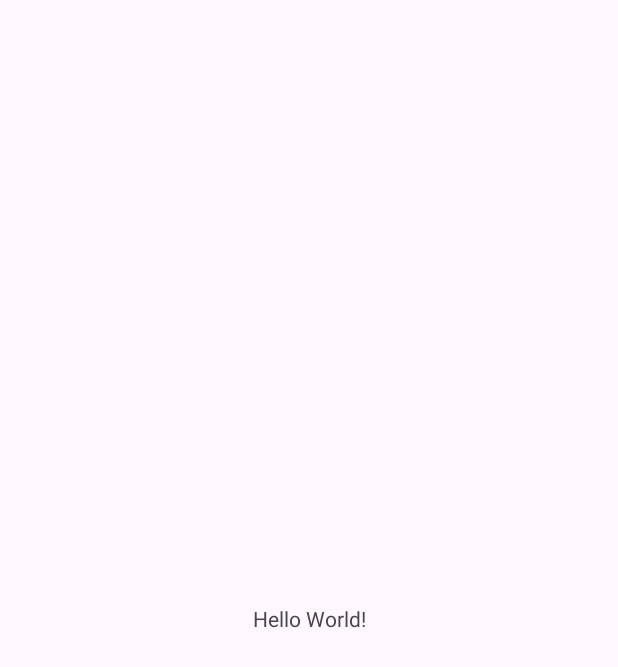
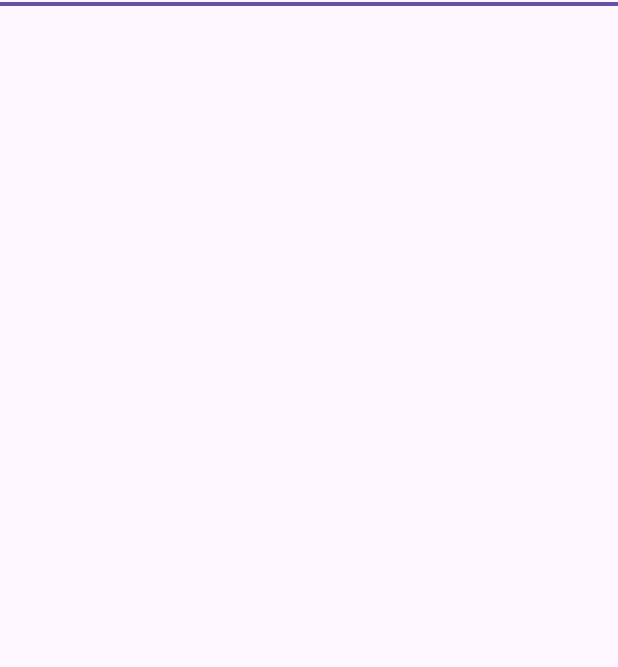
Before and after one commit to Luckykandpal021/Android-Practice, an Android app: the screen it shows after launch (MainActivity), on a phone screen of 412 x 824 dp. Before the commit the part shown is almost empty. Shown: the top 667 px of the screen. Run offline under Robolectric (Android 15) with nearby library versions, the phone set to English and light mode, and no system bars.

Commit message:
First Commit

```diff
--- a/app/src/main/res/layout/activity_main.xml
+++ b/app/src/main/res/layout/activity_main.xml
@@ -1,18 +1,16 @@
-<?xml version="1.0" encoding="utf-8"?>
-<androidx.constraintlayout.widget.ConstraintLayout xmlns:android="http://schemas.android.com/apk/res/android"
+<LinearLayout xmlns:android="http://schemas.android.com/apk/res/android"
     xmlns:app="http://schemas.android.com/apk/res-auto"
     xmlns:tools="http://schemas.android.com/tools"
     android:layout_width="match_parent"
     android:layout_height="match_parent"
+    android:orientation="vertical"
     tools:context=".MainActivity">
 
-    <TextView
-        android:layout_width="wrap_content"
-        android:layout_height="wrap_content"
-        android:text="Hello World!"
-        app:layout_constraintBottom_toBottomOf="parent"
-        app:layout_constraintEnd_toEndOf="parent"
-        app:layout_constraintStart_toStartOf="parent"
-        app:layout_constraintTop_toTopOf="parent" />
 
-</androidx.constraintlayout.widget.ConstraintLayout>
+    <Button
+        android:id="@+id/button"
+        android:layout_width="match_parent"
+        android:layout_height="5sp"
+        android:text="Button" />
+
+</LinearLayout>
```
